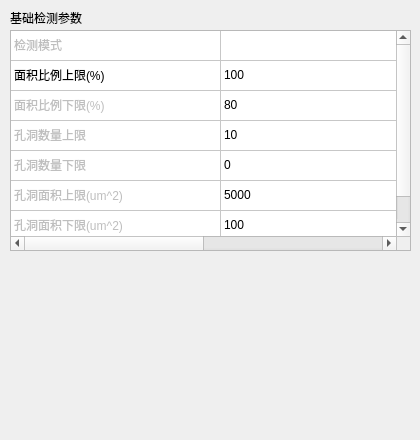
Old version of the form VisionDetect/InspChipWidget.ui in the repository chuandongxu/AOI.
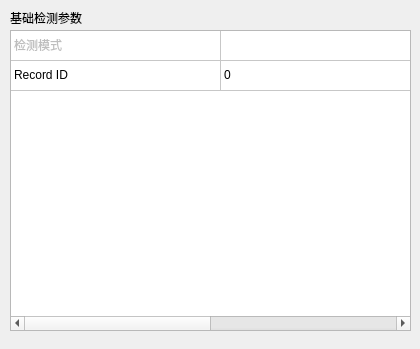
New version of the form.

Commit message:
Add _inspContour and _inspPolarityGroup in Insp2DRunnable.
Add _inspContour and _inspPolarityGroup in Insp2DRunnable.

Patch:
```diff
--- a/VisionDetect/InspChipWidget.ui
+++ b/VisionDetect/InspChipWidget.ui
@@ -7,7 +7,7 @@
     <x>0</x>
     <y>0</y>
     <width>420</width>
-    <height>440</height>
+    <height>349</height>
    </rect>
   </property>
   <property name="windowTitle">
@@ -19,11 +19,11 @@
      <x>10</x>
      <y>30</y>
      <width>401</width>
-     <height>221</height>
+     <height>301</height>
     </rect>
    </property>
    <property name="rowCount">
-    <number>7</number>
+    <number>2</number>
    </property>
    <property name="columnCount">
     <number>2</number>
@@ -42,11 +42,6 @@
    </attribute>
    <row/>
    <row/>
-   <row/>
-   <row/>
-   <row/>
-   <row/>
-   <row/>
    <column/>
    <column/>
    <item row="0" column="0">
@@ -59,7 +54,7 @@
    </item>
    <item row="1" column="0">
     <property name="text">
-     <string>面积比例上限(%)</string>
+     <string>Record ID</string>
     </property>
     <property name="flags">
      <set>NoItemFlags</set>
@@ -67,74 +62,9 @@
    </item>
    <item row="1" column="1">
     <property name="text">
-     <string>100</string>
-    </property>
-   </item>
-   <item row="2" column="0">
-    <property name="text">
-     <string>面积比例下限(%)</string>
-    </property>
-    <property name="flags">
-     <set>ItemIsSelectable|ItemIsDragEnabled|ItemIsUserCheckable</set>
-    </property>
-   </item>
-   <item row="2" column="1">
-    <property name="text">
-     <string>80</string>
-    </property>
-   </item>
-   <item row="3" column="0">
-    <property name="text">
-     <string>孔洞数量上限</string>
-    </property>
-    <property name="flags">
-     <set>ItemIsSelectable|ItemIsDragEnabled|ItemIsUserCheckable</set>
-    </property>
-   </item>
-   <item row="3" column="1">
-    <property name="text">
-     <string>10</string>
-    </property>
-   </item>
-   <item row="4" column="0">
-    <property name="text">
-     <string>孔洞数量下限</string>
-    </property>
-    <property name="flags">
-     <set>ItemIsSelectable|ItemIsDragEnabled|ItemIsUserCheckable</set>
-    </property>
-   </item>
-   <item row="4" column="1">
-    <property name="text">
      <string>0</string>
     </property>
    </item>
-   <item row="5" column="0">
-    <property name="text">
-     <string>孔洞面积上限(um^2)</string>
-    </property>
-    <property name="flags">
-     <set>ItemIsSelectable|ItemIsDragEnabled|ItemIsUserCheckable</set>
-    </property>
-   </item>
-   <item row="5" column="1">
-    <property name="text">
-     <string>5000</string>
-    </property>
-   </item>
-   <item row="6" column="0">
-    <property name="text">
-     <string>孔洞面积下限(um^2)</string>
-    </property>
-    <property name="flags">
-     <set>ItemIsSelectable|ItemIsDragEnabled|ItemIsUserCheckable</set>
-    </property>
-   </item>
-   <item row="6" column="1">
-    <property name="text">
-     <string>100</string>
-    </property>
-   </item>
   </widget>
   <widget class="QLabel" name="labelBasicParameter">
    <property name="geometry">
```
The commit also changes 5 other files.
